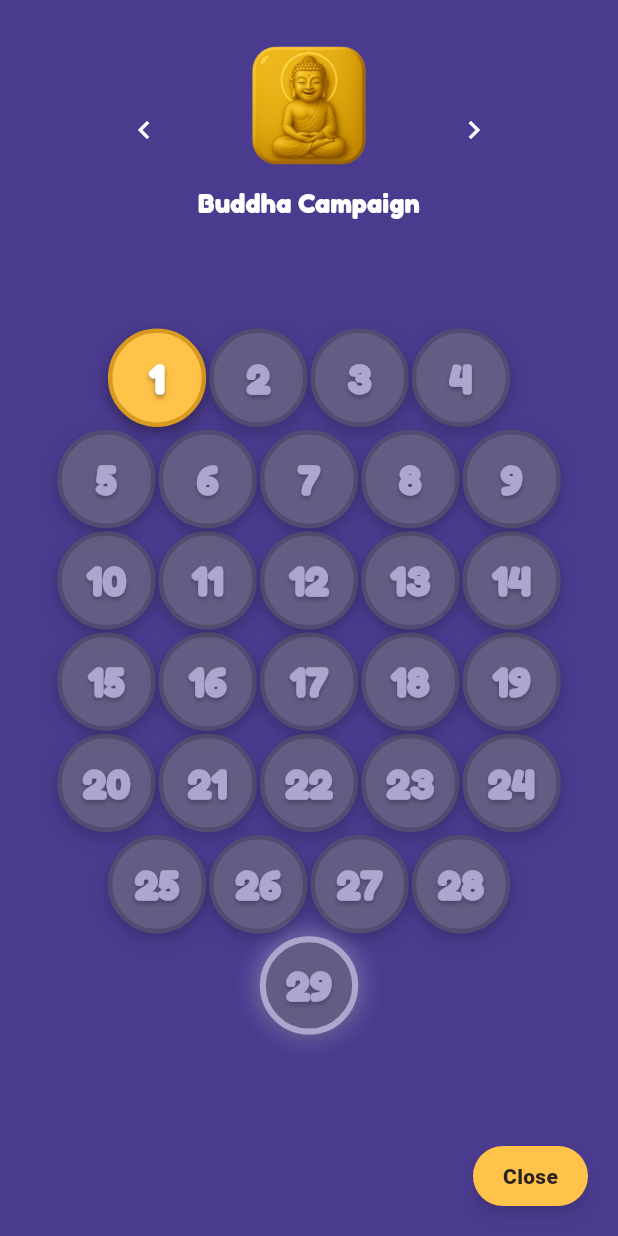
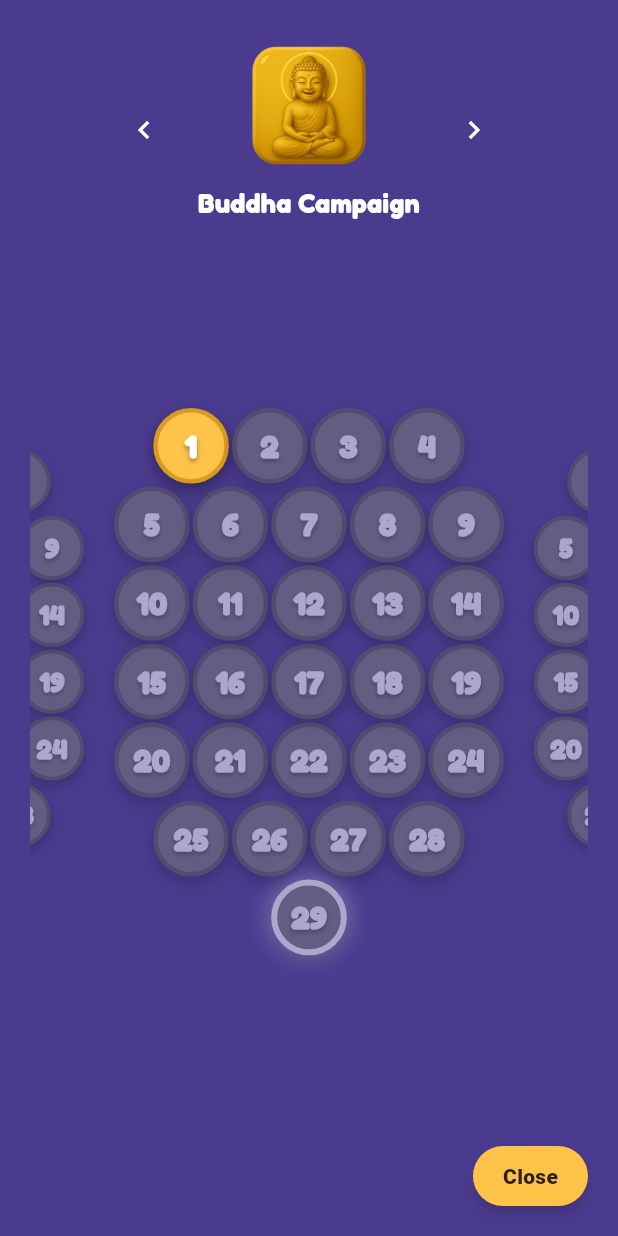
Before and after one commit to yvolokitin/dual_clash, a Flutter app: the screen it shows after launch, after a tap on "Camp.", on a phone screen of 412 x 824 dp. Run offline on Flutter 3.47's test engine with Material 3 defaults, Android fonts, the phone set to English and light mode, and no system bars; our stand-ins replace flutter_svg, google_mobile_ads, in_app_purchase, shared_preferences; missing offline and left inert: dart:html, window_manager.

Commit message:
Adjust campaign carousel and locked state UI

```diff
--- a/lib/ui/pages/campaign_page.dart
+++ b/lib/ui/pages/campaign_page.dart
@@ -29,7 +29,8 @@ class _CampaignPageState extends State<CampaignPage> {
   @override
   void initState() {
     super.initState();
-    _pageController = PageController();
+    _pageController =
+        PageController(viewportFraction: 0.7, initialPage: _currentIndex);
   }
 
   @override
@@ -51,20 +52,20 @@ class _CampaignPageState extends State<CampaignPage> {
     final l10n = context.l10n;
     final definitions = <CampaignMetadata>[
       CampaignMetadata(
+        id: 'shiva',
+        title: l10n.shivaCampaignTitle,
+        description: l10n.shivaCampaignDescription,
+        iconAsset: 'assets/icons/shiva.png',
+        isUnlocked: false,
+        totalLevels: campaignLevels.length,
+        levels: campaignLevels,
+      ),
+      CampaignMetadata(
         id: 'buddha',
         title: l10n.buddhaCampaignTitle,
         description: l10n.buddhaCampaignDescription,
         iconAsset: 'assets/icons/buddha.png',
         isUnlocked: true,
-        totalLevels: campaignLevels.length,
-        levels: campaignLevels,
-      ),
-      CampaignMetadata(
-        id: 'shiva',
-        title: l10n.shivaCampaignTitle,
-        description: l10n.shivaCampaignDescription,
-        iconAsset: 'assets/icons/shiva.png',
-        isUnlocked: false,
         totalLevels: campaignLevels.length,
         levels: campaignLevels,
       ),
@@ -78,9 +79,18 @@ class _CampaignPageState extends State<CampaignPage> {
         levels: campaignLevels,
       ),
     ];
-    final unlocked = definitions.where((campaign) => campaign.isUnlocked).toList();
-    final locked = definitions.where((campaign) => !campaign.isUnlocked).toList();
-    _campaigns = <CampaignMetadata>[...unlocked, ...locked];
+    _campaigns = definitions;
+    if (_campaigns.isNotEmpty && _currentIndex == 0) {
+      final firstUnlockedIndex =
+          _campaigns.indexWhere((campaign) => campaign.isUnlocked);
+      if (firstUnlockedIndex != -1) {
+        _currentIndex = firstUnlockedIndex;
+        WidgetsBinding.instance.addPostFrameCallback((_) {
+          if (!mounted) return;
+          _pageController.jumpToPage(_currentIndex);
+        });
+      }
+    }
     for (final campaign in _campaigns) {
       _campaignControllers.putIfAbsent(
         campaign.id,
@@ -248,8 +258,6 @@ class _CampaignPageState extends State<CampaignPage> {
                                 curve: Curves.easeOut,
                               )
                           : null,
-                      comingSoonLabel: l10n.campaignComingSoon,
-                      isLocked: !_campaigns[_currentIndex].isUnlocked,
                     ),
                   ),
                 ),
@@ -273,11 +281,26 @@ class _CampaignPageState extends State<CampaignPage> {
                         final campaign = _campaigns[index];
                         final controller = _campaignControllers[campaign.id]!;
                         return AnimatedBuilder(
-                          animation: controller,
+                          animation: _pageController,
                           builder: (context, _) {
-                            return _CampaignRouteGrid(
-                              campaignController: controller,
-                              gameController: widget.controller,
+                            final page = _pageController.hasClients
+                                ? (_pageController.page ?? _currentIndex)
+                                : _currentIndex.toDouble();
+                            final distance = (page - index).abs();
+                            final scale =
+                                (1 - (distance * 0.15)).clamp(0.85, 1.0);
+                            return Transform.scale(
+                              scale: scale.toDouble(),
+                              child: AnimatedBuilder(
+                                animation: controller,
+                                builder: (context, _) {
+                                  return _CampaignRouteGrid(
+                                    campaignController: controller,
+                                    gameController: widget.controller,
+                                    comingSoonLabel: l10n.campaignComingSoon,
+                                  );
+                                },
+                              ),
                             );
                           },
                         );
@@ -328,8 +351,6 @@ class _CampaignNavigationHeader extends StatelessWidget {
   final CampaignMetadata campaign;
   final int currentIndex;
   final int totalCampaigns;
-  final bool isLocked;
-  final String comingSoonLabel;
   final double imageHeight;
   final VoidCallback onTap;
   final VoidCallback? onPrevious;
@@ -339,8 +360,6 @@ class _CampaignNavigationHeader extends StatelessWidget {
     required this.campaign,
     required this.currentIndex,
     required this.totalCampaigns,
-    required this.isLocked,
-    required this.comingSoonLabel,
     required this.imageHeight,
     required this.onTap,
     required this.onPrevious,
@@ -370,10 +389,10 @@ class _CampaignNavigationHeader extends StatelessWidget {
                 child: Column(
                   mainAxisSize: MainAxisSize.min,
                   children: [
-                    Image.asset(
-                      campaign.iconAsset,
-                      height: iconSize,
-                      fit: BoxFit.contain,
+                    _CampaignHeaderIcon(
+                      iconAsset: campaign.iconAsset,
+                      isLocked: !campaign.isUnlocked,
+                      size: iconSize,
                     ),
                     const SizedBox(height: 6),
                     Text(
@@ -386,18 +405,6 @@ class _CampaignNavigationHeader extends StatelessWidget {
                         letterSpacing: 0.2,
                       ),
                     ),
-                    if (isLocked) ...[
-                      const SizedBox(height: 4),
-                      Text(
-                        comingSoonLabel,
-                        style: const TextStyle(
-                          color: Colors.white70,
-                          fontSize: 12,
-                          fontWeight: FontWeight.w600,
-                          letterSpacing: 0.3,
-                        ),
-                      ),
-                    ],
                   ],
                 ),
               ),
@@ -415,13 +422,49 @@ class _CampaignNavigationHeader extends StatelessWidget {
   }
 }
 
+class _CampaignHeaderIcon extends StatelessWidget {
+  final String iconAsset;
+  final bool isLocked;
+  final double size;
+
+  const _CampaignHeaderIcon({
+    required this.iconAsset,
+    required this.isLocked,
+    required this.size,
+  });
+
+  @override
+  Widget build(BuildContext context) {
+    final image = Image.asset(
+      iconAsset,
+      height: size,
+      fit: BoxFit.contain,
+    );
+    if (!isLocked) return image;
+    return ColorFiltered(
+      colorFilter: const ColorFilter.matrix(<double>[
+        0.2126, 0.7152, 0.0722, 0, 0,
+        0.2126, 0.7152, 0.0722, 0, 0,
+        0.2126, 0.7152, 0.0722, 0, 0,
+        0, 0, 0, 1, 0,
+      ]),
+      child: Opacity(
+        opacity: 0.65,
+        child: image,
+      ),
+    );
+  }
+}
+
 class _CampaignRouteGrid extends StatelessWidget {
   final CampaignController campaignController;
   final GameController gameController;
+  final String comingSoonLabel;
 
   const _CampaignRouteGrid({
     required this.campaignController,
     required this.gameController,
+    required this.comingSoonLabel,
   });
 
   void _showPassedLevelMenu({
@@ -638,7 +681,7 @@ class _CampaignRouteGrid extends StatelessWidget {
         final adjustedNodeSize =
             isCompactMobileLayout ? nodeSize * 0.9 : nodeSize;
 
-        return Column(
+        final grid = Column(
           mainAxisAlignment: MainAxisAlignment.center,
           children: [
             for (var rowIndex = 0; rowIndex < rows.length; rowIndex++) ...[
@@ -679,6 +722,37 @@ class _CampaignRouteGrid extends StatelessWidget {
               if (rowIndex < rows.length - 1)
                 SizedBox(height: rowSpacing),
             ],
+          ],
+        );
+
+        if (campaignController.isUnlocked) {
+          return grid;
+        }
+
+        return Stack(
+          alignment: Alignment.topCenter,
+          children: [
+            grid,
+            Column(
+              mainAxisSize: MainAxisSize.min,
+              children: [
+                Icon(
+                  Icons.lock,
+                  color: Colors.white.withOpacity(0.85),
+                  size: adjustedNodeSize * 1.4,
+                ),
+                const SizedBox(height: 8),
+                Text(
+                  comingSoonLabel,
+                  style: const TextStyle(
+                    color: Colors.white70,
+                    fontSize: 16,
+                    fontWeight: FontWeight.w700,
+                    letterSpacing: 0.4,
+                  ),
+                ),
+              ],
+            ),
           ],
         );
       },
```
